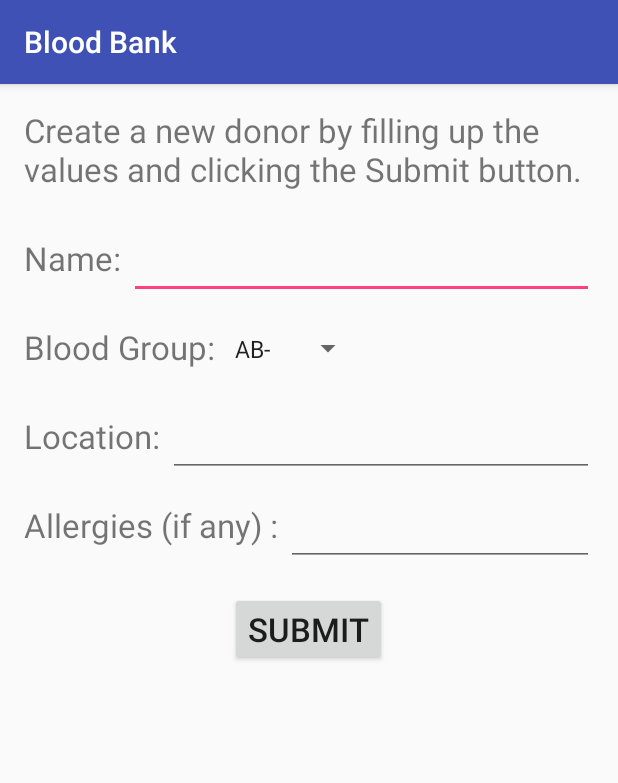
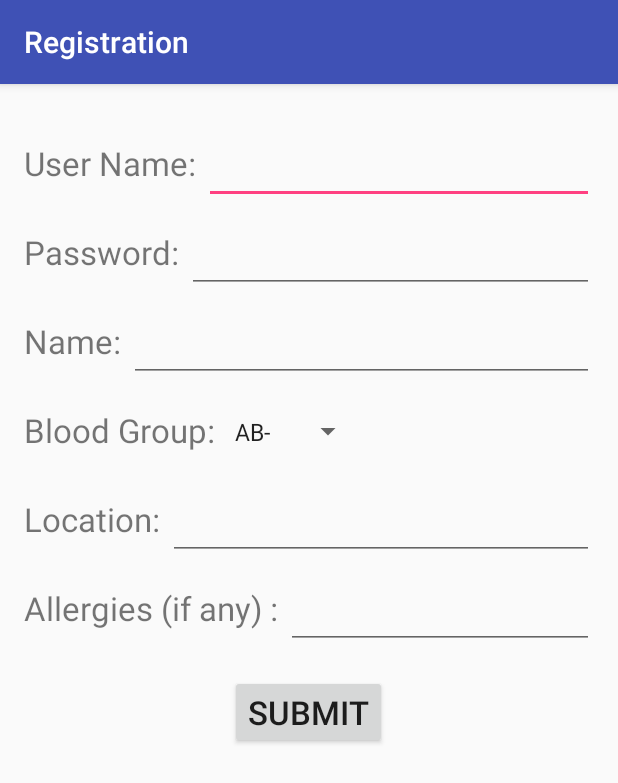
Before and after one commit to fabioued/BloodBank, an Android app: the CreateList screen opened directly, with no data from a screen before it, after a tap on "SUBMIT", on a phone screen of 412 x 824 dp. Shown: the top 783 px of the screen. Run offline under Robolectric (Android 15) with nearby library versions, the phone set to English and light mode, and no system bars; our stand-ins replace Volley.

Commit message:
added the create donor activity
The Volley library has been used for sending the requests to the server
and doing appropriate actions according to the user actions.

```diff
--- a/app/build.gradle
+++ b/app/build.gradle
@@ -26,4 +26,5 @@ dependencies {
     })
     compile 'com.android.support:appcompat-v7:25.1.0'
     testCompile 'junit:junit:4.12'
+    compile 'com.android.volley:volley:1.0.0'
 }
--- a/app/src/main/AndroidManifest.xml
+++ b/app/src/main/AndroidManifest.xml
@@ -1,6 +1,8 @@
 <?xml version="1.0" encoding="utf-8"?>
 <manifest xmlns:android="http://schemas.android.com/apk/res/android"
     package="com.example.bloodbank">
+
+    <uses-permission android:name="android.permission.INTERNET"></uses-permission>
 
     <application
         android:allowBackup="true"
@@ -16,7 +18,7 @@
             </intent-filter>
         </activity>
         <activity android:name=".DonorList" />
-        <activity android:name=".CreateList"></activity>
+        <activity android:name=".CreateList" />
     </application>
 
 </manifest>
--- a/app/src/main/java/com/example/bloodbank/CreateList.java
+++ b/app/src/main/java/com/example/bloodbank/CreateList.java
@@ -1,47 +1,95 @@
 package com.example.bloodbank;
 
 import android.content.Intent;
+import android.net.Uri;
 import android.support.v7.app.AppCompatActivity;
 import android.os.Bundle;
 import android.view.View;
 import android.widget.ArrayAdapter;
+import android.widget.Button;
 import android.widget.EditText;
 import android.widget.Spinner;
-import android.widget.TextView;
 import android.widget.Toast;
 
-import org.w3c.dom.Text;
-
+import com.android.volley.Request;
+import com.android.volley.RequestQueue;
+import com.android.volley.Response;
+import com.android.volley.VolleyError;
+import com.android.volley.toolbox.StringRequest;
+import com.android.volley.toolbox.Volley;
 
 public class CreateList extends AppCompatActivity {
+
+    //Initializing the required variables
+    public String blood_type;
+    public Spinner spinner;
+    public Button submit;
+    public Intent home_page;
 
     @Override
     protected void onCreate(Bundle savedInstanceState) {
         super.onCreate(savedInstanceState);
         setContentView(R.layout.activity_create_list);
 
-        Spinner spinner = (Spinner) findViewById(R.id.blood_spinner);
+        //Change the title of the screen
+        setTitle("Registration");
+
+        //Initialize the spinner
+        spinner = (Spinner) findViewById(R.id.blood_spinner);
         ArrayAdapter<CharSequence> adapter = ArrayAdapter.createFromResource(this,
                 R.array.blood_array, android.R.layout.simple_spinner_item);
 
         adapter.setDropDownViewResource(android.R.layout.simple_spinner_dropdown_item);
         spinner.setAdapter(adapter);
-
     }
 
+    //Function to send the data to the server and open the Home page, if successful.
     public void openHome(View view) {
+        //Get all the EditText fields & Submit button
+        EditText uname_value = (EditText) findViewById(R.id.username);
+        EditText pass_value = (EditText) findViewById(R.id.password);
         EditText name_value = (EditText) findViewById(R.id.name);
+        EditText aller_value = (EditText) findViewById(R.id.allergy);
         EditText loc_value = (EditText) findViewById(R.id.location);
+        submit = (Button) findViewById(R.id.submit_button);
 
-        if (name_value.getText().length() == 0 || loc_value.getText().length() == 0) {
+        home_page = new Intent(this,HomeActivity.class);
+
+        //Get the blood type from the spinner
+        blood_type = spinner.getSelectedItem().toString();
+
+        //The URL to which GET request is sent
+        String REGISTER_URL = ("http://dheerajprojects.gear.host/web_server.php?type='insert'&username='" + uname_value.getText().toString() + "'&password='" + pass_value.getText().toString() + "'&name='" + name_value.getText().toString() + "'&bloodtype='" + Uri.encode(blood_type) + "'&location='" + loc_value.getText().toString() + "'&allergies='" + aller_value.getText().toString() + "'");
+
+        //Check if any of the fields are empty
+        if (name_value.getText().length() == 0 || loc_value.getText().length() == 0 || pass_value.getText().length() == 0 || uname_value.getText().length() == 0) {
             Toast.makeText(CreateList.this, "The fields have not been completed!", Toast.LENGTH_SHORT).show();
         }
 
         else{
-            Intent i = new Intent(this, HomeActivity.class);
-            startActivity(i);
+            //Contact the server to add the data from the user
+            StringRequest stringRequest = new StringRequest(Request.Method.GET, REGISTER_URL,
+                    new Response.Listener<String>() {
+                        @Override
+                        public void onResponse(String response) {
+                            startActivity(home_page);
+                            Toast.makeText(getApplicationContext(), response, Toast.LENGTH_LONG).show();
+                        }
+                    },
+                    new Response.ErrorListener() {
+                        @Override
+                        public void onErrorResponse(VolleyError error) {
+                            Toast.makeText(CreateList.this,error.toString(),Toast.LENGTH_LONG).show();
+                            submit.setEnabled(true);
+                        }
+                    });
 
-            Toast.makeText(CreateList.this, "Your account has been added! You can now login :)", Toast.LENGTH_SHORT).show();
+            //Add the server request to the queue
+            RequestQueue requestQueue = Volley.newRequestQueue(this);
+            requestQueue.add(stringRequest);
+
+            //Disable the button until further activity
+            submit.setEnabled(false);
         }
     }
 }
--- a/app/src/main/res/layout/activity_create_list.xml
+++ b/app/src/main/res/layout/activity_create_list.xml
@@ -1,9 +1,14 @@
 <?xml version="1.0" encoding="utf-8"?>
+<ScrollView
+    xmlns:android="http://schemas.android.com/apk/res/android"
+    android:layout_width="match_parent"
+    android:layout_height="match_parent">
+
 <RelativeLayout xmlns:android="http://schemas.android.com/apk/res/android"
     xmlns:tools="http://schemas.android.com/tools"
     android:id="@+id/activity_create_list"
     android:layout_width="match_parent"
-    android:layout_height="match_parent"
+    android:layout_height="wrap_content"
     android:orientation="vertical"
     android:paddingBottom="@dimen/activity_vertical_margin"
     android:paddingLeft="@dimen/activity_horizontal_margin"
@@ -12,19 +17,61 @@
     tools:context="com.example.bloodbank.CreateList">
 
         <TextView
-        android:id="@+id/instructions"
+            android:id="@+id/uname_field"
             android:layout_width="wrap_content"
             android:layout_height="wrap_content"
-        android:text="Create a new donor by filling up the values and clicking the Submit button."
+            android:layout_marginTop="22dp"
+            android:text="User Name: "
+            android:textSize="22sp"/>
+
+        <EditText
+            android:id="@+id/username"
+            android:layout_width="match_parent"
+            android:layout_height="wrap_content"
+            android:inputType="text"
+            android:layout_marginTop="14dp"
+            android:layout_toEndOf="@id/uname_field"
+            android:layout_toRightOf="@id/uname_field"
+            android:textSize="22sp"/>
+
+        <TextView
+            android:id="@+id/pass_field"
+            android:layout_width="wrap_content"
+            android:layout_height="wrap_content"
+            android:layout_below="@id/uname_field"
+            android:layout_marginTop="30dp"
+            android:text="Password: "
+            android:textSize="22sp"/>
+
+        <EditText
+            android:id="@+id/password"
+            android:layout_width="match_parent"
+            android:layout_height="wrap_content"
+            android:layout_below="@id/uname_field"
+            android:inputType="textVisiblePassword"
+            android:layout_marginTop="22dp"
+            android:layout_toEndOf="@id/pass_field"
+            android:layout_toRightOf="@id/pass_field"
             android:textSize="22sp"/>
 
         <TextView
             android:id="@+id/name_field"
             android:layout_width="wrap_content"
             android:layout_height="wrap_content"
-        android:layout_below="@id/instructions"
+            android:layout_below="@id/pass_field"
             android:layout_marginTop="30dp"
             android:text="Name: "
+            android:textSize="22sp"/>
+
+        <EditText
+            android:id="@+id/name"
+            android:layout_width="match_parent"
+            android:layout_height="wrap_content"
+            android:layout_below="@id/pass_field"
+            android:inputType="textPersonName"
+            android:layout_marginTop="22dp"
+            android:layout_toEndOf="@id/name_field"
+            android:layout_toRightOf="@id/name_field"
             android:textSize="22sp"/>
 
         <TextView
@@ -36,15 +83,6 @@
             android:text="Blood Group: "
             android:textSize="22sp"/>
 
-    <EditText
-        android:id="@+id/name"
-        android:layout_width="match_parent"
-        android:layout_height="wrap_content"
-        android:layout_below="@id/instructions"
-        android:layout_marginTop="22dp"
-        android:layout_toRightOf="@id/name_field"
-        android:textSize="22sp"/>
-
         <TextView
             android:id="@+id/loc_field"
             android:layout_width="wrap_content"
@@ -52,16 +90,6 @@
             android:layout_below="@id/blood_field"
             android:layout_marginTop="30dp"
             android:text="Location: "
-        android:textSize="22sp"/>
-
-    <EditText
-        android:id="@+id/location"
-        android:layout_width="match_parent"
-        android:layout_height="wrap_content"
-        android:layout_below="@id/blood_field"
-        android:layout_marginTop="22dp"
-        android:layout_toRightOf="@id/loc_field"
-        android:layout_toEndOf="@id/loc_field"
             android:textSize="22sp"/>
 
         <Spinner
@@ -75,6 +103,16 @@
             android:layout_toEndOf="@id/blood_field">
 
         </Spinner>
+
+        <EditText
+            android:id="@+id/location"
+            android:layout_width="match_parent"
+            android:layout_height="wrap_content"
+            android:layout_below="@id/blood_field"
+            android:layout_marginTop="22dp"
+            android:layout_toRightOf="@id/loc_field"
+            android:layout_toEndOf="@id/loc_field"
+            android:textSize="22sp"/>
 
         <TextView
             android:id="@+id/aller_field"
@@ -96,6 +134,7 @@
             android:textSize="22sp"/>
 
         <Button
+            android:id="@+id/submit_button"
             android:layout_width="wrap_content"
             android:layout_height="wrap_content"
             android:layout_below="@id/aller_field"
@@ -104,4 +143,6 @@
             android:text="Submit"
             android:onClick="openHome"
             android:textSize="22sp"/>
+
     </RelativeLayout>
+</ScrollView>
--- a/app/src/main/res/layout/activity_home.xml
+++ b/app/src/main/res/layout/activity_home.xml
@@ -17,13 +17,13 @@
         android:layout_height="wrap_content"
         android:text="Welcome!"
         android:layout_gravity="center"
-        android:textSize="34dp"/>
+        android:textSize="34sp"/>
 
     <Button
         android:layout_width="wrap_content"
         android:layout_height="wrap_content"
         android:text="SEARCH FOR DONORS"
-        android:textSize="34dp"
+        android:textSize="34sp"
         android:onClick="openDonorList"
         android:layout_marginTop="70dp"/>
 
@@ -31,7 +31,7 @@
         android:layout_width="wrap_content"
         android:layout_height="wrap_content"
         android:text="CREATE NEW DONOR"
-        android:textSize="34dp"
+        android:textSize="34sp"
         android:onClick="openCreateList"
         android:layout_marginTop="100dp"/>
 </LinearLayout>
--- a/build.gradle
+++ b/build.gradle
@@ -6,7 +6,6 @@ buildscript {
     }
     dependencies {
         classpath 'com.android.tools.build:gradle:2.2.3'
-
         // NOTE: Do not place your application dependencies here; they belong
         // in the individual module build.gradle files
     }
```
Lines whose indentation alone changed are shown as unchanged.
